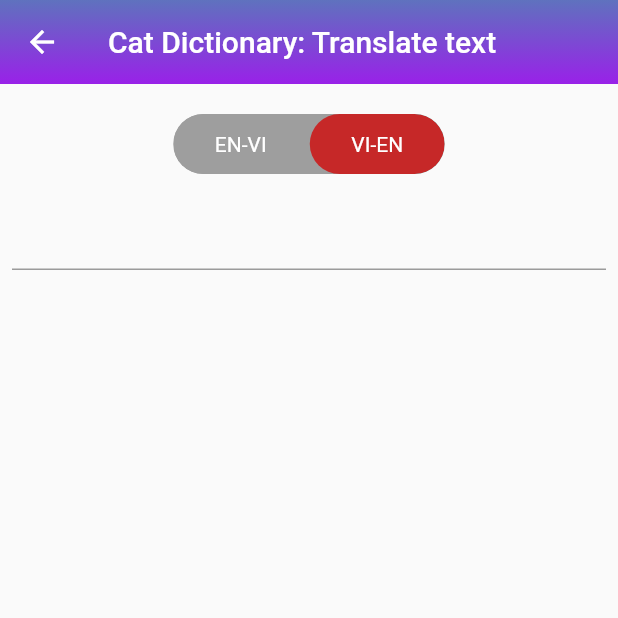
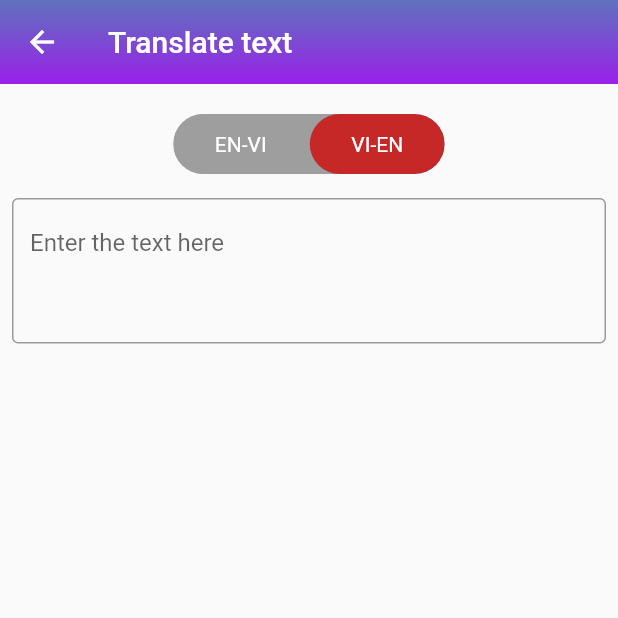
Before and after one commit to phuongThao460/flutter_dictionary_app, a Flutter app: the TranslateText screen opened by its route, on a phone screen of 412 x 824 dp, the top half of it. Run offline on Flutter 3.47's test engine with Material 2 defaults, Android fonts, the phone set to English and light mode, and no system bars; drawn by our look-alikes of toggle_switch; our stand-ins replace flutter_html, flutter_slidable, flutter_typeahead, shared_preferences, sqflite; accounts and stored records are empty.

Commit message:
change a little in translate text layout

```diff
--- a/lib/idiom/idiom-list.dart
+++ b/lib/idiom/idiom-list.dart
@@ -51,13 +51,13 @@ class _IdiomListState extends State<IdiomList> {
       ),
       body: ListView.separated(
           separatorBuilder: (context, index) {
-            return const Divider();
+            return const Divider(
+              color: Colors.black26,
+            );
           },
           itemCount: idioms.length,
           itemBuilder: (BuildContext context, int index) {
             return ListTile(
-              contentPadding:
-                  const EdgeInsets.symmetric(horizontal: 15, vertical: 10),
               leading: IconButton(
                 icon: isPress
                     ? const Icon(
@@ -73,7 +73,8 @@ class _IdiomListState extends State<IdiomList> {
                     });
                   } else {
                     for (var i = 0; i < FavouriteDataDetail.data.length; i++) {
-                      if (FavouriteDataDetail.data.contains(idioms[index]) == false) {
+                      if (FavouriteDataDetail.data.contains(idioms[index]) ==
+                          false) {
                         FavouriteDataDetail.data.add(idioms[index]);
                         setState(() {
                           isPress = true;
--- a/lib/translatetext/translate-text-field.dart
+++ b/lib/translatetext/translate-text-field.dart
@@ -13,13 +13,14 @@ class _Translatetextfield extends State<TranslateTextField> {
   @override
   Widget build(BuildContext context) {
     return Column(
-      children: <Widget>[
+      children: const [
         Padding(
-          padding: const EdgeInsets.symmetric(horizontal: 8, vertical: 16),
-          child: TextFormField(
-            decoration: const InputDecoration(
-              border: UnderlineInputBorder(),
-            ),
+          padding: EdgeInsets.symmetric(horizontal: 8, vertical: 16),
+          child: TextField(
+            maxLines: 3,
+            keyboardType: TextInputType.multiline,
+            decoration: InputDecoration(
+                hintText: 'Enter the text here', border: OutlineInputBorder()),
           ),
         ),
       ],
--- a/lib/translatetext/translate-text-header.dart
+++ b/lib/translatetext/translate-text-header.dart
@@ -22,7 +22,7 @@ class _TranslatetextState extends State<TranslateHeader> {
               AppBar(
                 elevation: 0,
                 backgroundColor: Colors.transparent,
-                title: const Text('Cat Dictionary: Translate text'),
+                title: const Text('Translate text'),
               ),
             ],
           ),
```
